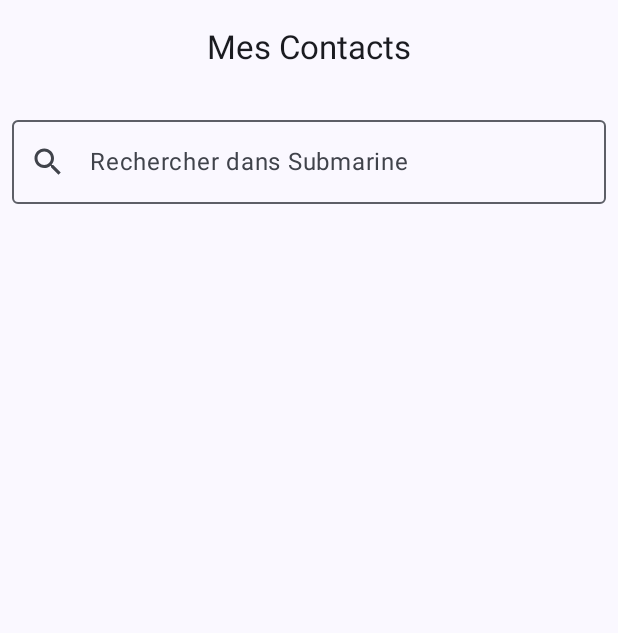
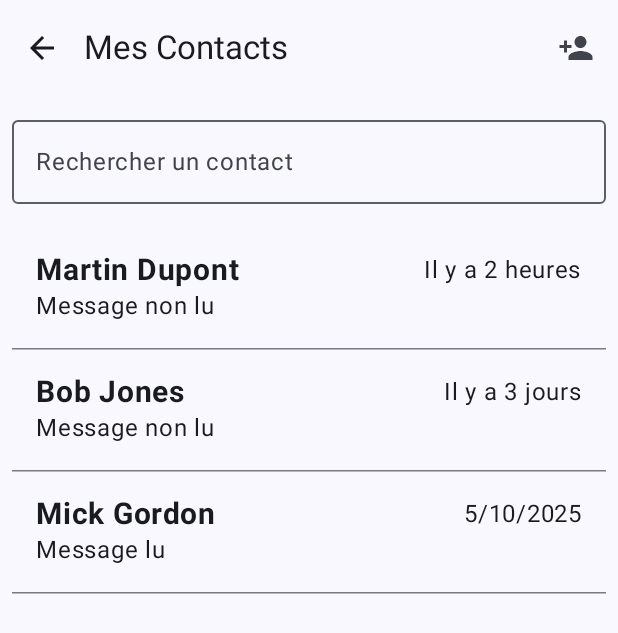
Before and after one commit to Durionleponey/SubmarineMobile, an Android app built with Jetpack Compose: the ContactsActivity screen opened directly, with no data from a screen before it, on a phone screen of 412 x 824 dp. Shown: the top 633 px of the screen. Run offline under Robolectric (Android 15) with nearby library versions, the phone set to English and light mode, and no system bars.

Commit message:
Résolution du merge + intégration de la recherche locale

```diff
--- a/frontend/app/src/main/java/com/example/submarine/listeContact/ContactActivity.kt
+++ b/frontend/app/src/main/java/com/example/submarine/listeContact/ContactActivity.kt
@@ -1,5 +1,6 @@
 package com.example.submarine.contacts
 
+import android.content.Intent
 import android.os.Bundle
 import androidx.activity.ComponentActivity
 import androidx.activity.compose.setContent
@@ -8,14 +9,9 @@ import androidx.compose.foundation.layout.*
 import androidx.compose.foundation.lazy.LazyColumn
 import androidx.compose.foundation.lazy.items
 import androidx.compose.material.icons.Icons
-import androidx.compose.material.icons.filled.Search
-import androidx.compose.material3.CenterAlignedTopAppBar
-import androidx.compose.material3.Divider
-import androidx.compose.material3.ExperimentalMaterial3Api
-import androidx.compose.material3.Icon
-import androidx.compose.material3.OutlinedTextField
-import androidx.compose.material3.Scaffold
-import androidx.compose.material3.Text
+import androidx.compose.material.icons.filled.ArrowBack
+import androidx.compose.material.icons.filled.PersonAdd
+import androidx.compose.material3.*
 import androidx.compose.runtime.*
 import androidx.compose.ui.Modifier
 import androidx.compose.ui.text.font.FontWeight
@@ -23,13 +19,20 @@ import androidx.compose.ui.unit.dp
 import androidx.compose.ui.unit.sp
 import com.example.submarine.model.Contact
 import com.example.submarine.ui.theme.SubmarineTheme
+import com.example.submarine.listeContact.AddContactActivity
 
 class ContactsActivity : ComponentActivity() {
     override fun onCreate(savedInstanceState: Bundle?) {
         super.onCreate(savedInstanceState)
         setContent {
             SubmarineTheme {
-                ContactsScreen()
+                ContactsScreen(
+                    onBack = { finish() },
+                    onAddFriendClick = {
+                        val intent = Intent(this, AddContactActivity::class.java)
+                        startActivity(intent)
+                    }
+                )
             }
         }
     }
@@ -37,62 +40,58 @@ class ContactsActivity : ComponentActivity() {
 
 @OptIn(ExperimentalMaterial3Api::class)
 @Composable
-fun ContactsScreen() {
-    // TODO: remplacera par les données du backend
-    val contacts = remember {
-        listOf(
-            Contact("Alice Dupont", "0470 12 34 56"),
-            Contact("Bob Martin", "0499 98 76 54"),
-            Contact("Charlie Durand", "0485 55 66 77"),
-            Contact("David Leroy", "0488 77 55 22"),
-            Contact("LeBron Raymond James", "0488 23 23 23")
+fun ContactsScreen(
+    onBack: () -> Unit,
+    onAddFriendClick: () -> Unit
+) {
+    // 🔹 Liste temporaire (sera remplacée plus tard par les vrais contacts backend)
+    var searchQuery by remember { mutableStateOf("") }
+    val allContacts = listOf(
+        Contact("Martin Dupont", "Message non lu", "Il y a 2 heures"),
+        Contact("Bob Jones", "Message non lu", "Il y a 3 jours"),
+        Contact("Mick Gordon", "Message lu", "5/10/2025")
+    )
 
-        )
-    }
-
-    // État de la recherche
-    var searchQuery by remember { mutableStateOf("") }
-
-    // Filtrage insensible à la casse sur le nom
-    val filteredContacts = remember(searchQuery, contacts) {
-        contacts.filter { it.nom.contains(searchQuery, ignoreCase = true) }
+    // 🔹 Filtrage dynamique (basé sur ton ancien code)
+    val filteredContacts = allContacts.filter {
+        it.nom.contains(searchQuery, ignoreCase = true)
     }
 
     Scaffold(
         topBar = {
-            CenterAlignedTopAppBar(
-                title = { Text("Mes Contacts") }
+            TopAppBar(
+                title = { Text("Mes Contacts") },
+                navigationIcon = {
+                    IconButton(onClick = onBack) {
+                        Icon(imageVector = Icons.Filled.ArrowBack, contentDescription = "Retour")
+                    }
+                },
+                actions = {
+                    IconButton(onClick = onAddFriendClick) {
+                        Icon(imageVector = Icons.Filled.PersonAdd, contentDescription = "Ajouter un contact")
+                    }
+                }
             )
         }
     ) { padding ->
-        Column(
-            modifier = Modifier
-                .fillMaxSize()
-                .padding(padding)
-        ) {
-            // Barre de recherche avec icône loupe
+        Column(modifier = Modifier.padding(padding)) {
+            // 🔹 Barre de recherche intégrée (basée sur ton idée)
             OutlinedTextField(
                 value = searchQuery,
                 onValueChange = { searchQuery = it },
-                label = { Text("Rechercher dans Submarine") },
-                leadingIcon = { Icon(Icons.Filled.Search, contentDescription = "Recherche") },
+                label = { Text("Rechercher un contact") },
                 modifier = Modifier
                     .fillMaxWidth()
                     .padding(8.dp)
             )
 
-            if (filteredContacts.isEmpty()) {
-                Text(
-                    text = "Aucun contact trouvé",
-                    modifier = Modifier.padding(16.dp)
-                )
-            } else {
-                LazyColumn(
-                    modifier = Modifier.fillMaxSize()
-                ) {
-                    items(filteredContacts) { contact ->
-                        ContactItem(contact)
-                    }
+            LazyColumn(
+                modifier = Modifier
+                    .fillMaxSize()
+                    .padding(8.dp)
+            ) {
+                items(filteredContacts) { contact ->
+                    ContactItem(contact)
                 }
             }
         }
@@ -104,13 +103,17 @@ fun ContactItem(contact: Contact) {
     Column(
         modifier = Modifier
             .fillMaxWidth()
-            .clickable {
-                // TODO: plus tard : ouvrir la conversation ou la fiche du contact
-            }
+            .clickable { /* TODO: ouvrir la conversation */ }
             .padding(16.dp)
     ) {
-        Text(text = contact.nom, fontSize = 20.sp, fontWeight = FontWeight.Bold)
-        Text(text = contact.numero, fontSize = 16.sp)
+        Row(
+            modifier = Modifier.fillMaxWidth(),
+            horizontalArrangement = Arrangement.SpaceBetween
+        ) {
+            Text(text = contact.nom, fontSize = 20.sp, fontWeight = FontWeight.Bold)
+            Text(text = contact.derniereConnexion, fontSize = 16.sp)
+        }
+        Text(text = contact.dernierMessage, fontSize = 16.sp)
     }
-    Divider()
+    HorizontalDivider()
 }
```
